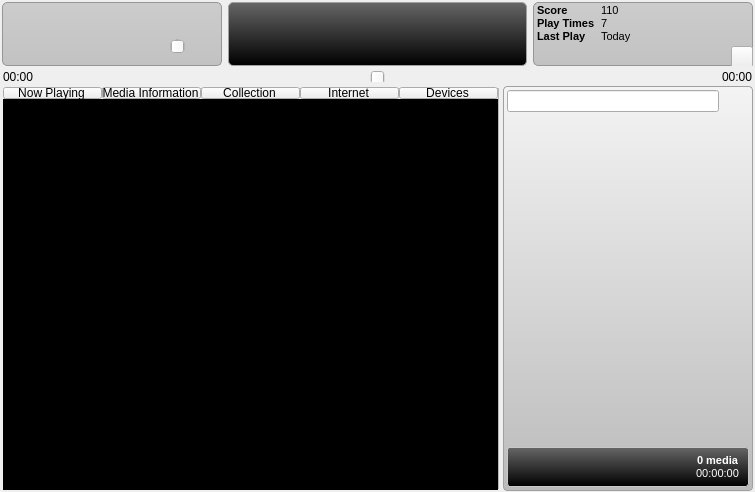
Above: src/ui/mainwindow.ui from sandsmark/playbak before the change. Below: the same form after it.
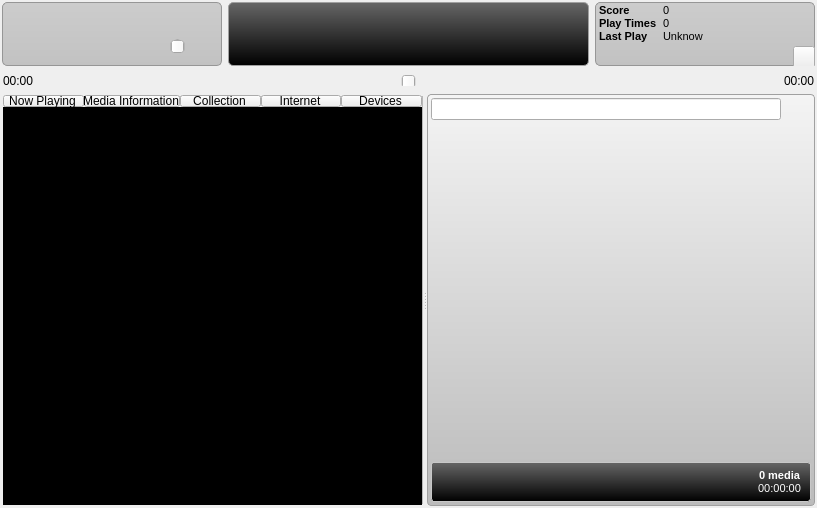
That is the form after the change. Custom widgets are drawn as their Qt base class.

Diff of the .ui file:
```diff
--- a/src/ui/mainwindow.ui
+++ b/src/ui/mainwindow.ui
@@ -6,31 +6,19 @@
    <rect>
     <x>0</x>
     <y>0</y>
-    <width>755</width>
-    <height>492</height>
+    <width>817</width>
+    <height>508</height>
    </rect>
   </property>
   <property name="windowTitle">
    <string notr="true">PlaybaK</string>
   </property>
   <widget class="QWidget" name="centralWidget">
-   <layout class="QVBoxLayout" name="verticalLayout_4">
-    <property name="spacing">
+   <layout class="QGridLayout" name="gridLayout">
+    <property name="margin">
      <number>2</number>
     </property>
-    <property name="leftMargin">
-     <number>2</number>
-    </property>
-    <property name="topMargin">
-     <number>2</number>
-    </property>
-    <property name="rightMargin">
-     <number>2</number>
-    </property>
-    <property name="bottomMargin">
-     <number>1</number>
-    </property>
-    <item>
+    <item row="0" column="0">
      <layout class="QHBoxLayout" name="horizontalLayout">
       <item>
        <widget class="QFrame" name="controlsFrame">
@@ -225,7 +213,7 @@
                </size>
               </property>
               <property name="styleSheet">
-               <string notr="true"> </string>
+               <string notr="true"/>
               </property>
               <property name="text">
                <string/>
@@ -376,7 +364,7 @@
               </font>
              </property>
              <property name="text">
-              <string notr="true">110</string>
+              <string notr="true">0</string>
              </property>
             </widget>
            </item>
@@ -388,7 +376,7 @@
               </font>
              </property>
              <property name="text">
-              <string notr="true">7</string>
+              <string notr="true">0</string>
              </property>
             </widget>
            </item>
@@ -400,7 +388,7 @@
               </font>
              </property>
              <property name="text">
-              <string>Today</string>
+              <string>Unknow</string>
              </property>
             </widget>
            </item>
@@ -466,7 +454,7 @@
       </item>
      </layout>
     </item>
-    <item>
+    <item row="1" column="0">
      <widget class="QWidget" name="trackProgressBarWidget" native="true">
       <property name="sizePolicy">
        <sizepolicy hsizetype="Minimum" vsizetype="Minimum">
@@ -558,12 +546,17 @@
       </layout>
      </widget>
     </item>
-    <item>
-     <layout class="QHBoxLayout" name="horizontalLayout_2">
-      <property name="spacing">
-       <number>4</number>
+    <item row="2" column="0">
+     <widget class="QSplitter" name="splitter">
+      <property name="sizePolicy">
+       <sizepolicy hsizetype="Expanding" vsizetype="MinimumExpanding">
+        <horstretch>0</horstretch>
+        <verstretch>0</verstretch>
+       </sizepolicy>
       </property>
-      <item>
+      <property name="orientation">
+       <enum>Qt::Horizontal</enum>
+      </property>
        <widget class="QFrame" name="frame">
         <property name="styleSheet">
          <string notr="true">padding-left: -2px; padding-bottom: -2px; padding-top: -2px;</string>
@@ -663,8 +656,6 @@
          </item>
         </layout>
        </widget>
-      </item>
-      <item>
        <widget class="QWidget" name="widget_5" native="true">
         <property name="sizePolicy">
          <sizepolicy hsizetype="Maximum" vsizetype="Preferred">
@@ -693,12 +684,6 @@
              <height>0</height>
             </size>
            </property>
-           <property name="maximumSize">
-            <size>
-             <width>220</width>
-             <height>16777215</height>
-            </size>
-           </property>
            <property name="styleSheet">
             <string notr="true">#playlistWidget {
 background-color: qlineargradient(x1: 0, y1: 0, x2: 0, y2: 1, stop: 0 #f4f4f4, stop: 1.0 #bbbbbb);
@@ -866,7 +851,7 @@
                  </property>
                 </widget>
                </item>
-               <item row="1" column="9">
+              <item row="1" column="10">
                 <widget class="QWidget" name="widget_6" native="true">
                  <layout class="QVBoxLayout" name="verticalLayout_5">
                   <property name="spacing">
@@ -916,7 +901,7 @@
                  </layout>
                 </widget>
                </item>
-               <item row="1" column="6">
+              <item row="1" column="7">
                 <spacer name="horizontalSpacer_3">
                  <property name="orientation">
                   <enum>Qt::Horizontal</enum>
@@ -973,6 +958,34 @@
                  </property>
                 </widget>
                </item>
+              <item row="1" column="6">
+               <widget class="QPushButton" name="playMode">
+                <property name="sizePolicy">
+                 <sizepolicy hsizetype="Minimum" vsizetype="Fixed">
+                  <horstretch>22</horstretch>
+                  <verstretch>22</verstretch>
+                 </sizepolicy>
+                </property>
+                <property name="minimumSize">
+                 <size>
+                  <width>22</width>
+                  <height>22</height>
+                 </size>
+                </property>
+                <property name="maximumSize">
+                 <size>
+                  <width>22</width>
+                  <height>22</height>
+                 </size>
+                </property>
+                <property name="text">
+                 <string/>
+                </property>
+                <property name="flat">
+                 <bool>true</bool>
+                </property>
+               </widget>
+              </item>
               </layout>
              </widget>
             </item>
@@ -1051,8 +1064,7 @@
          </item>
         </layout>
        </widget>
-      </item>
-     </layout>
+     </widget>
     </item>
    </layout>
   </widget>
```
Lines whose indentation alone changed are shown as unchanged.
